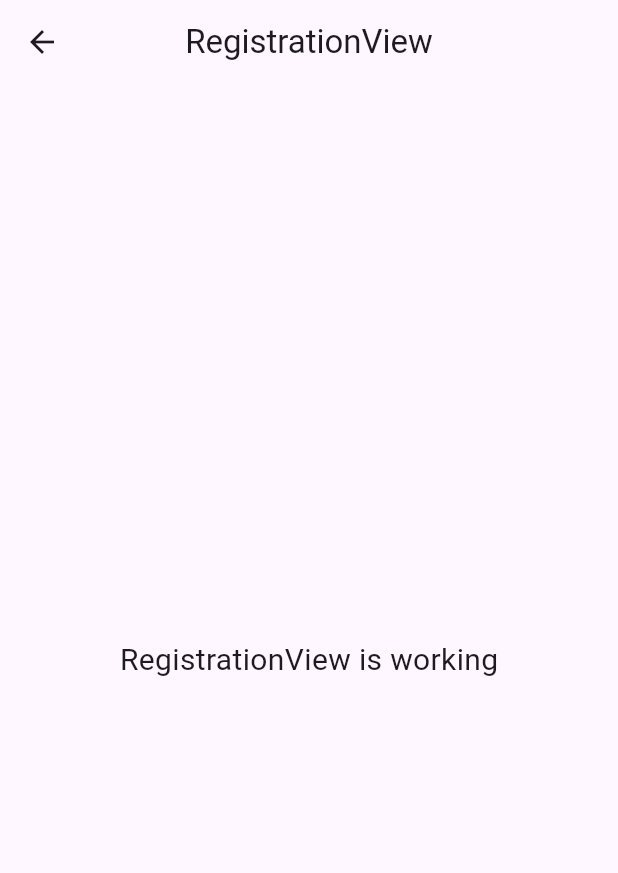
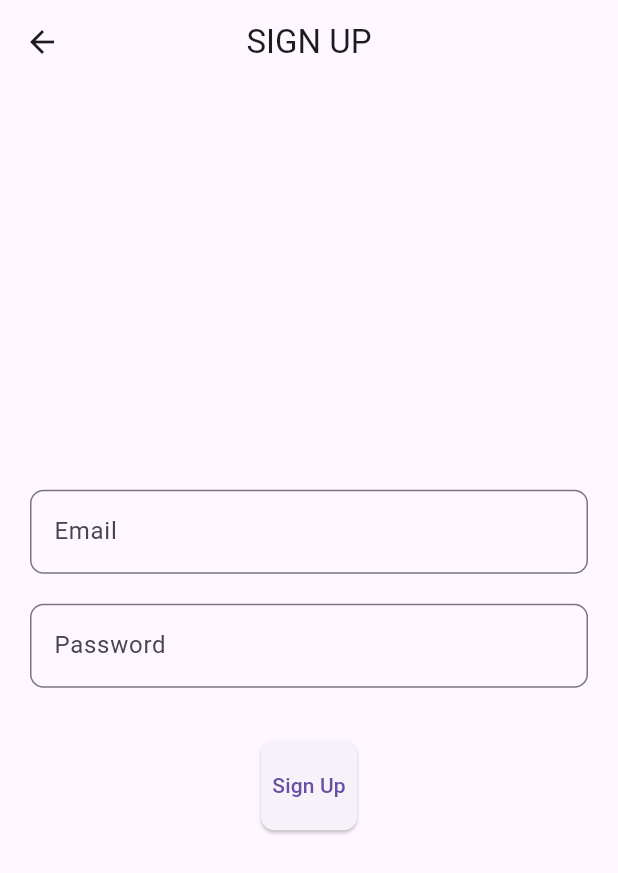
Before and after one commit to ghozifr/Digital-Inventory-Hub, a Flutter app: the RegistrationView screen opened by its route, on a phone screen of 412 x 824 dp. Shown: the top 873 px of the screen. Run offline on Flutter 3.47's test engine with Material 3 defaults, Android fonts, the phone set to English and light mode, and no system bars; our stand-ins replace cloud_firestore, firebase_auth, firebase_core, get, qr_flutter; accounts and stored records are empty; network calls fail.

Commit message:
registration

```diff
--- a/inventory_hub/lib/app/modules/registration/controllers/registration_controller.dart
+++ b/inventory_hub/lib/app/modules/registration/controllers/registration_controller.dart
@@ -1,23 +1,46 @@
+import 'package:firebase_auth/firebase_auth.dart';
+import 'package:flutter/material.dart';
 import 'package:get/get.dart';
 
 class RegistrationController extends GetxController {
   //TODO: Implement RegistrationController
 
-  final count = 0.obs;
-  @override
-  void onInit() {
-    super.onInit();
+  final FirebaseAuth _firebaseAuth = FirebaseAuth.instance;
+
+  //RxBool isHidden = true.obs;
+  RxBool isLoading = false.obs;
+
+  void signUp(String email, String password) async {
+    try {
+      isLoading.value = true;
+      UserCredential userCredential =
+          await _firebaseAuth.createUserWithEmailAndPassword(
+        email: email,
+        password: password,
+      );
+    } on FirebaseAuthException catch (e) {
+      if (e.code == 'weak-password') {
+        Get.snackbar(
+          'Error',
+          'Password is too weak.',
+          backgroundColor: Colors.red,
+          colorText: Colors.white,
+        );
+      } else if (e.code == 'email-already-in-use') {
+        Get.snackbar(
+          'Error',
+          'Email is already in use.',
+          backgroundColor: Colors.red,
+          colorText: Colors.white,
+        );
+      } else {
+        //Get.offAllNamed(
+        // Routes.home);
+      }
+    } catch (e) {
+      print(e.toString());
+    } finally {
+      isLoading.value = false;
+    }
   }
-
-  @override
-  void onReady() {
-    super.onReady();
-  }
-
-  @override
-  void onClose() {
-    super.onClose();
-  }
-
-  void increment() => count.value++;
 }
--- a/inventory_hub/lib/app/modules/registration/views/registration_view.dart
+++ b/inventory_hub/lib/app/modules/registration/views/registration_view.dart
@@ -1,22 +1,82 @@
 import 'package:flutter/material.dart';
-
 import 'package:get/get.dart';
+import 'package:inventory_hub/app/modules/login/views/login_view.dart';
 
 import '../controllers/registration_controller.dart';
 
-class RegistrationView extends GetView<RegistrationController> {
-  const RegistrationView({Key? key}) : super(key: key);
+class RegistrationView extends StatelessWidget {
+  final RegistrationController _signupController =
+      Get.put(RegistrationController());
+
+  final TextEditingController _emailController = TextEditingController();
+  final TextEditingController _passwordController = TextEditingController();
+
+  RegistrationView({super.key});
+
+  void signUp() {
+    String email = _emailController.text;
+    String password = _passwordController.text;
+    _signupController.signUp(email, password);
+  }
+
   @override
   Widget build(BuildContext context) {
     return Scaffold(
       appBar: AppBar(
-        title: const Text('RegistrationView'),
+        title: const Text('SIGN UP'),
         centerTitle: true,
       ),
-      body: const Center(
-        child: Text(
-          'RegistrationView is working',
-          style: TextStyle(fontSize: 20),
+      body: Padding(
+        padding: const EdgeInsets.all(20),
+        child: Column(
+          mainAxisAlignment: MainAxisAlignment.center,
+          children: [
+            TextField(
+              controller: _emailController,
+              keyboardType: TextInputType.emailAddress,
+              decoration: InputDecoration(
+                labelText: 'Email',
+                border: OutlineInputBorder(
+                  borderRadius: BorderRadius.circular(9),
+                ),
+              ),
+            ),
+            const SizedBox(height: 20),
+            TextField(
+              controller: _passwordController,
+              obscureText: true,
+              decoration: InputDecoration(
+                labelText: 'Password',
+                border: OutlineInputBorder(
+                  borderRadius: BorderRadius.circular(9),
+                ),
+              ),
+            ),
+            const SizedBox(height: 35),
+            Obx(() {
+              return ElevatedButton(
+                onPressed: _signupController.isLoading.value
+                    ? null
+                    : () {
+                        signUp();
+                        // Navigate to the login page
+                        Navigator.push(
+                          context,
+                          MaterialPageRoute(builder: (context) => LoginView()),
+                        );
+                      },
+                style: ElevatedButton.styleFrom(
+                  shape: RoundedRectangleBorder(
+                    borderRadius: BorderRadius.circular(9),
+                  ),
+                  padding: const EdgeInsets.symmetric(vertical: 20),
+                ),
+                child: _signupController.isLoading.value
+                    ? const CircularProgressIndicator()
+                    : const Text('Sign Up'),
+              );
+            }),
+          ],
         ),
       ),
     );
--- a/inventory_hub/lib/app/routes/app_pages.dart
+++ b/inventory_hub/lib/app/routes/app_pages.dart
@@ -59,8 +59,8 @@ class AppPages {
       binding: DetailProductBinding(),
     ),
     GetPage(
-      name: _Paths.REGISTRATION,
-      page: () => const RegistrationView(),
+      name: _Paths.registration,
+      page: () => RegistrationView(),
       binding: RegistrationBinding(),
     ),
   ];
--- a/inventory_hub/lib/app/routes/app_routes.dart
+++ b/inventory_hub/lib/app/routes/app_routes.dart
@@ -10,7 +10,7 @@ abstract class Routes {
   static const report = _Paths.report;
   static const login = _Paths.login;
   static const detail_product = _Paths.detail_product;
-  static const REGISTRATION = _Paths.REGISTRATION;
+  static const registration = _Paths.registration;
 }
 
 abstract class _Paths {
@@ -22,5 +22,5 @@ abstract class _Paths {
   static const report = '/report';
   static const login = '/login';
   static const detail_product = '/detail-product';
-  static const REGISTRATION = '/registration';
+  static const registration = '/registration';
 }
```
Also changed, not shown: inventory_hub/lib/app/modules/login/views/login_view.dart (+7 -0 lines), 1 other file.
